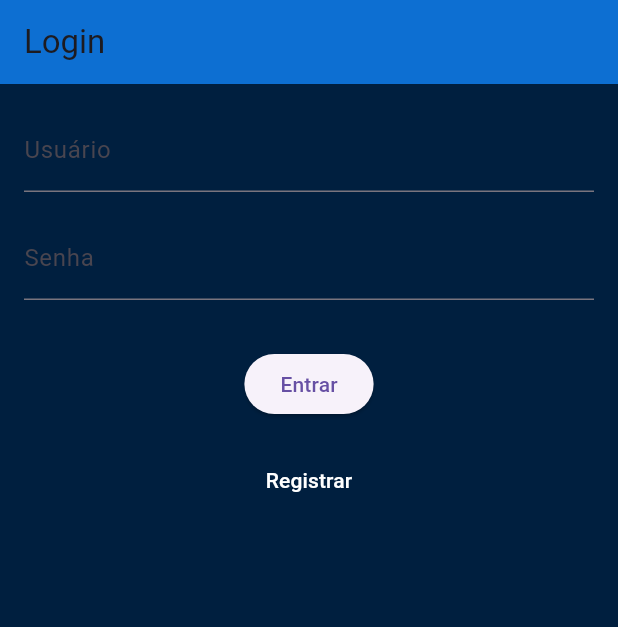
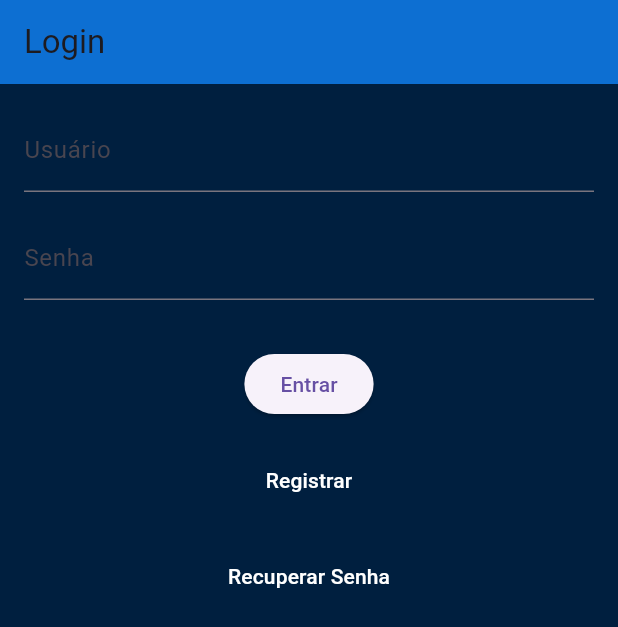
Before and after one commit to PedroBorgonhone/mobile_crypto, a Flutter app: the screen it shows after launch, on a phone screen of 412 x 824 dp. Shown: the top 627 px of the screen. Run offline on Flutter 3.47's test engine with Material 3 defaults, Android fonts, the phone set to English and light mode, and no system bars.

Commit message:
Tela de recuperar senha 1.0

```diff
--- a/lib/pages/tela_login.dart
+++ b/lib/pages/tela_login.dart
@@ -1,4 +1,5 @@
 import 'package:flutter/material.dart';
+import 'package:pedropaulo_cryptos/pages/tela_recuperar_senha.dart';
 import 'package:pedropaulo_cryptos/pages/tela_registro.dart';
 
 class TelaLogin extends StatelessWidget {
@@ -37,7 +38,7 @@ class TelaLogin extends StatelessWidget {
               },
               child: Text('Entrar'),
             ),
-            const SizedBox(height: 16.0),
+            SizedBox(height: 16.0),
             TextButton(
               onPressed: () {
                 Navigator.push(
@@ -45,8 +46,20 @@ class TelaLogin extends StatelessWidget {
                   MaterialPageRoute(builder: (context) => TelaRegistro())
                   );
               },
-              child: const Text(
+              child: Text(
                 'Registrar',
+                style: TextStyle(color: Colors.white),),
+            ),
+            SizedBox(height: 16.0),
+            TextButton(
+              onPressed: () {
+                Navigator.push(
+                  context,
+                  MaterialPageRoute(builder: (context) => TelaRecuperarSenha())
+                  );
+              },
+              child: Text(
+                'Recuperar Senha',
                 style: TextStyle(color: Colors.white),),
             ),
           ],
```
Also changed, not shown: lib/pages/tela_recuperar_senha.dart (added, +38 -0 lines).
